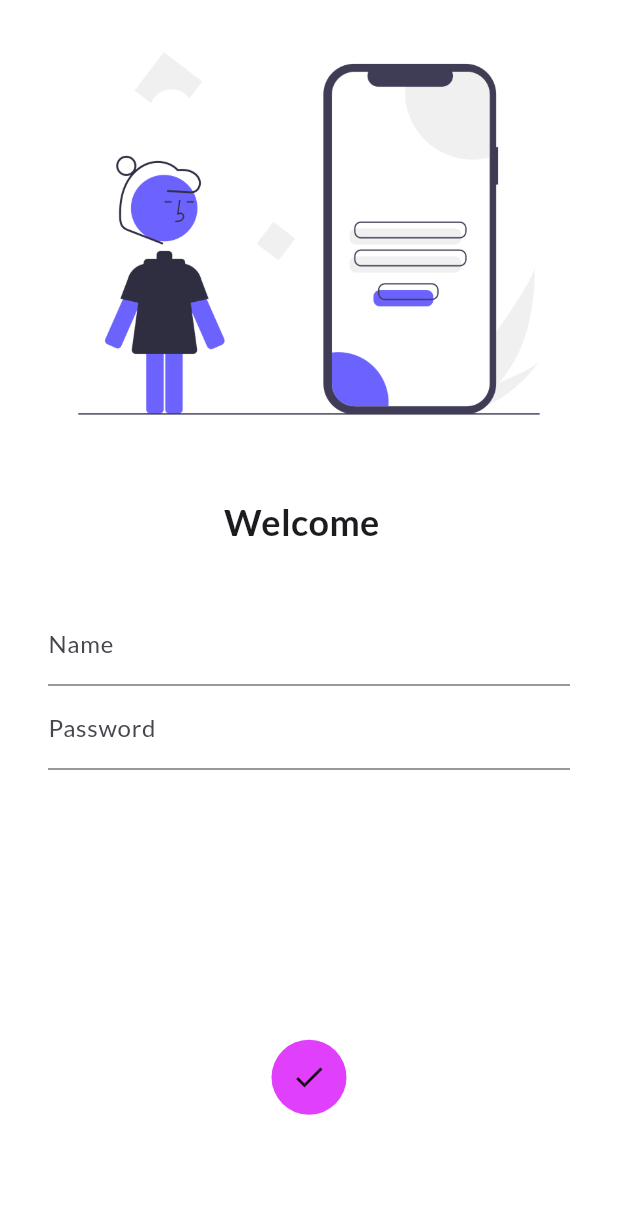
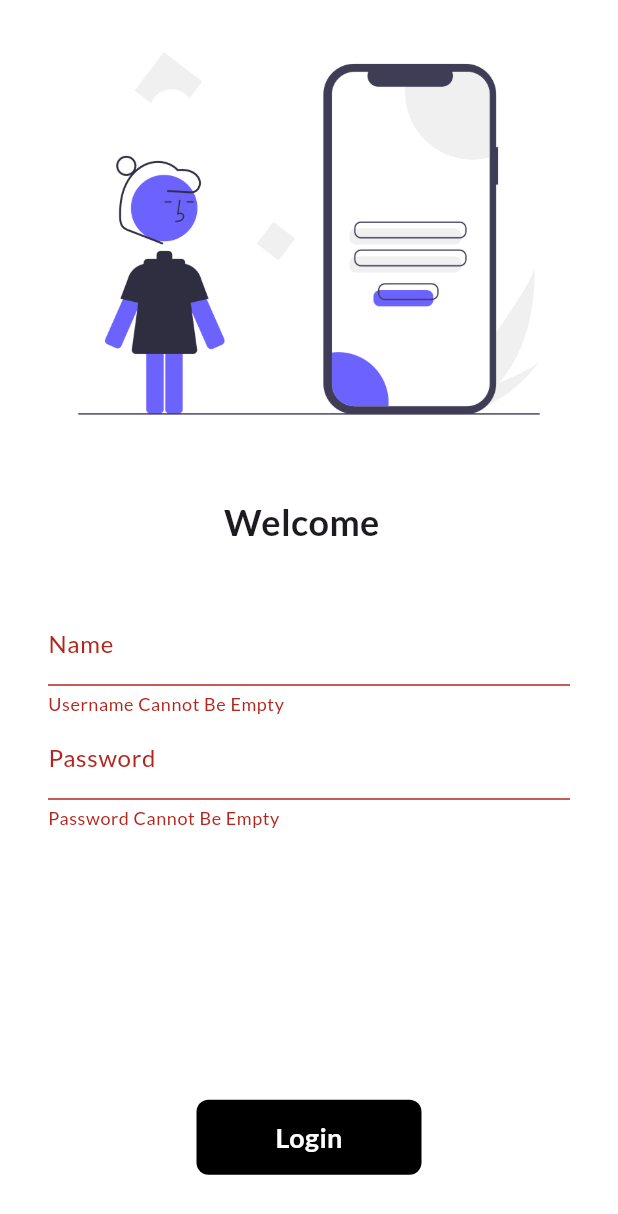
Before and after one commit to nobie30/30DaysOfFlutter, a Flutter app: the screen it shows after launch, after a tap on "Login", on a phone screen of 412 x 824 dp. Shown: the top 1214 px of the screen. Run offline on Flutter 3.47's test engine with Material 3 defaults, Android fonts, the phone set to English and light mode, and no system bars; our stand-ins replace google_fonts.

Commit message:
Day-8 Completed

```diff
--- a/lib/pages/loginpage.dart
+++ b/lib/pages/loginpage.dart
@@ -14,11 +14,28 @@ class Loginpage extends StatefulWidget {
 class _LoginpageState extends State<Loginpage> {
   String name = " ";
   bool changeColor = false;
+  final _formKey = GlobalKey<FormState>();
+
+  moveToHome(BuildContext context) async {
+    if (_formKey.currentState != null && _formKey.currentState!.validate()) {
+      setState(() {
+        changeColor = true;
+      });
+      await Future.delayed(Duration(seconds: 1));
+      await Navigator.pushNamed(context, MyRoutes.homeRoute);
+      setState(() {
+        changeColor = false;
+      });
+    }
+  }
 
   @override
   Widget build(BuildContext context) {
     return Material(
       color: Colors.white,
+      child: SingleChildScrollView(
+        child: Form(
+          key: _formKey,
           child: Column(
             children: [
               Image.asset(
@@ -47,6 +64,12 @@ class _LoginpageState extends State<Loginpage> {
                         hintText: "Username",
                         labelText: "Name",
                       ),
+                      validator: (value) {
+                        if (value == null || value.isEmpty) {
+                          return "Username Cannot Be Empty";
+                        }
+                        return null;
+                      },
                       onChanged: (value) {
                         name = value;
                         setState(() {});
@@ -58,18 +81,24 @@ class _LoginpageState extends State<Loginpage> {
                         hintText: "Password",
                         labelText: "Password",
                       ),
+                      validator: (value) {
+                        if (value == null || value.isEmpty) {
+                          return "Password Cannot Be Empty";
+                        } else if (value.length < 6) {
+                          return "Password Must Be Of Minimum 6 Characters";
+                        }
+                        return null;
+                      },
                     ),
                     const SizedBox(
                       height: 180,
                     ),
-
-                InkWell(
-                  onTap: () {
-                    setState(() {
-                      changeColor = true;
-                    });
-                    // Navigator.pushNamed(context, MyRoutes.homeRoute);
-                  },
+                    Material(
+                      color:
+                          changeColor ? Colors.deepPurpleAccent : Colors.black,
+                      borderRadius: BorderRadius.circular(changeColor ? 50 : 8),
+                      child: InkWell(
+                        onTap: () => moveToHome(context),
                         hoverColor: Colors.black,
                         child: AnimatedContainer(
                           duration: Duration(milliseconds: 10),
@@ -85,31 +114,16 @@ class _LoginpageState extends State<Loginpage> {
                                       fontSize: 18,
                                       fontWeight: FontWeight.bold),
                                 ),
-                    decoration: BoxDecoration(
-                      shape: changeColor ? BoxShape.circle : BoxShape.rectangle,
-                      // borderRadius: BorderRadius.circular(changeColor ? 50 : 8),
-                      color: changeColor ? Colors.purpleAccent : Colors.black,
                         ),
                       ),
                     ),
-
-                // ElevatedButton(
-                //   onPressed: () {
-                //     Navigator.pushNamed(context, MyRoutes.homeRoute);
-                //   },
-                //   child: Text(
-                //     "LOG IN",
-                //     style: TextStyle(fontSize: 16, fontWeight: FontWeight.bold),
-                //   ),
-                //   style: TextButton.styleFrom(
-                //       backgroundColor: Colors.yellow,
-                //       minimumSize: Size(150, 50)),
-                // ),
                   ],
                 ),
               )
             ],
           ),
+        ),
+      ),
     );
   }
 }
```
Also changed, not shown: lib/main.dart (line endings or trailing spaces). Lines whose indentation alone changed are shown as unchanged.
